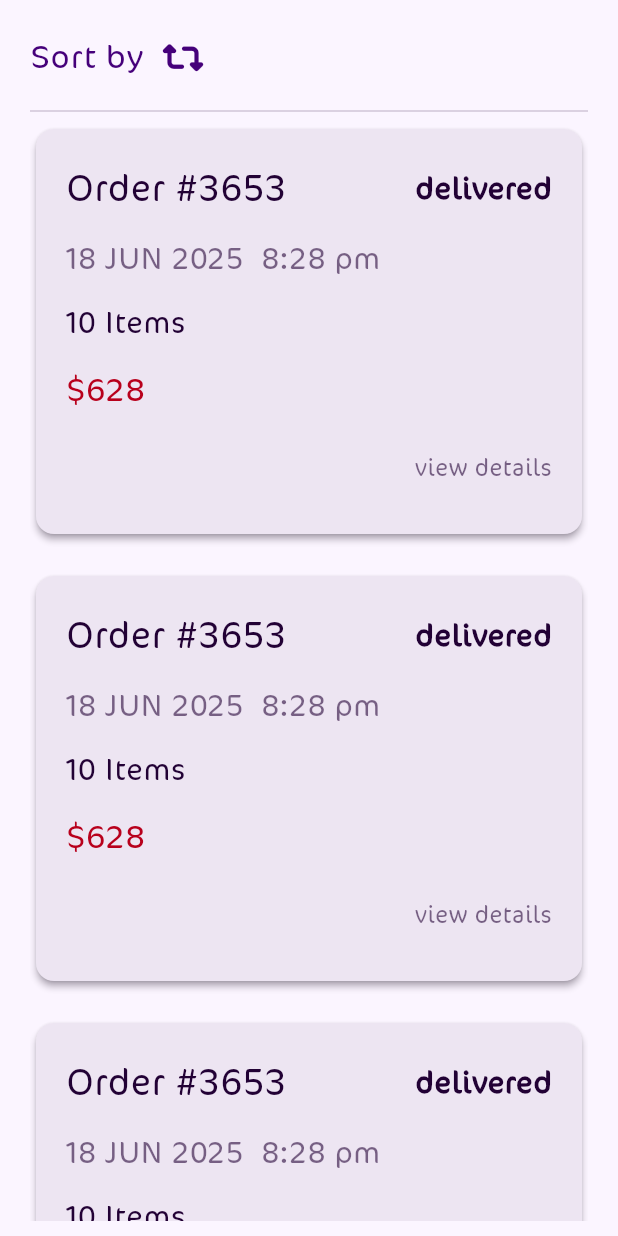
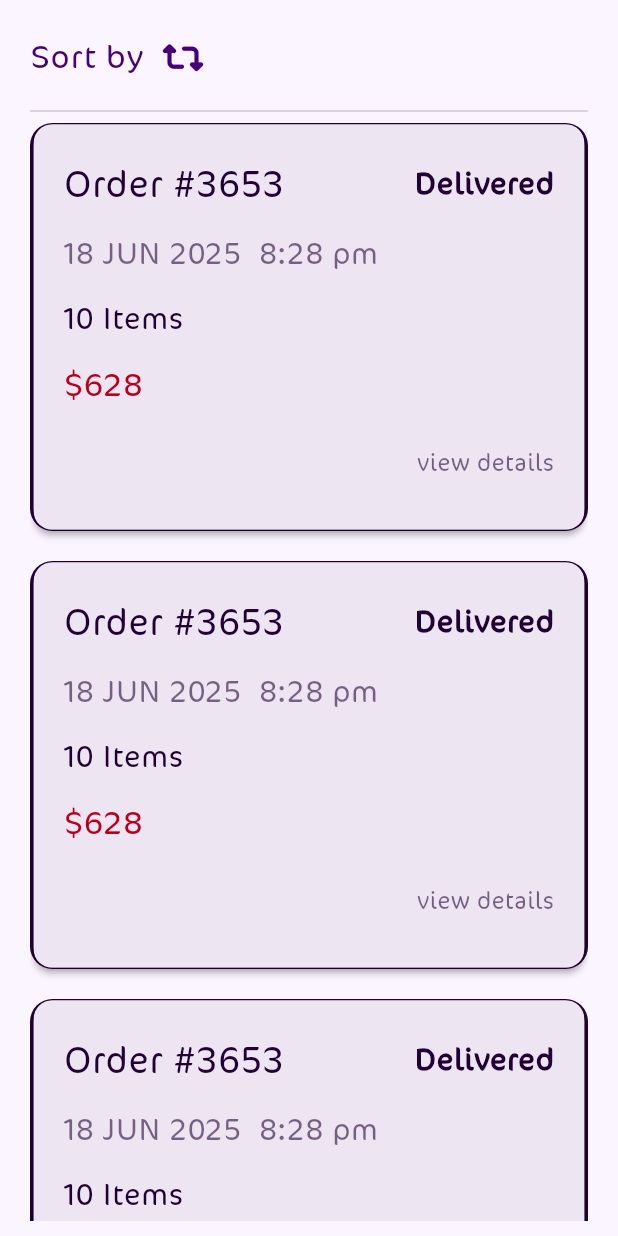
Before and after one commit to Tima-Dawwa/RecoMindSystem, a Flutter app: the OrdersPage screen opened by its route, on a phone screen of 412 x 824 dp. Run offline on Flutter 3.47's test engine with Material 3 defaults, Android fonts, the phone set to English and light mode, and no system bars; our stand-ins replace carousel_slider, country_code_picker, dartz, dio, file_picker, flutter_bloc and 7 more; accounts and stored records are empty.

Commit message:
fix in orders page

```diff
--- a/recomindweb/lib/features/Orders/views/widgets/order_card.dart
+++ b/recomindweb/lib/features/Orders/views/widgets/order_card.dart
@@ -19,10 +19,26 @@ class OrderCard extends StatelessWidget {
   Widget build(BuildContext context) {
     return SizedBox(
       width: double.infinity,
+      child: Container(
+        padding: EdgeInsets.zero,
+        decoration: BoxDecoration(
+          borderRadius: BorderRadius.circular(15),
+          border: Border.symmetric(
+            vertical: BorderSide(
+              color: state == 'Delivered' ? Themes.text : Themes.primary,
+              width: 2.5,
+            ),
+            horizontal: BorderSide(
+              color: state == 'Delivered' ? Themes.text : Themes.primary,
+              width: 1,
+            ),
+          ),
+        ),
         child: Card(
+          margin: EdgeInsets.zero,
           elevation: 2,
           color: Themes.bg,
-        surfaceTintColor: state == 'delivered' ? Themes.text : Themes.primary,
+          surfaceTintColor: state == 'Delivered' ? Themes.text : Themes.primary,
           shadowColor: Themes.text,
           child: Padding(
             padding: const EdgeInsets.all(20),
@@ -43,7 +59,7 @@ class OrderCard extends StatelessWidget {
                         fontSize: 23,
                         fontWeight: FontWeight.bold,
                         color:
-                          state == 'delivered' ? Themes.text : Themes.primary,
+                            state == 'Delivered' ? Themes.text : Themes.primary,
                       ),
                     ),
                   ],
@@ -92,6 +108,7 @@ class OrderCard extends StatelessWidget {
             ),
           ),
         ),
+      ),
     );
   }
 }
--- a/recomindweb/lib/features/Orders/views/widgets/order_details_body.dart
+++ b/recomindweb/lib/features/Orders/views/widgets/order_details_body.dart
@@ -18,14 +18,14 @@ class OrderDetailsBody extends StatelessWidget {
         child: Column(
           children: [
             OrderInfo(
-              state: 'delivered',
+              state: 'Preparing',
               orderNum: '3653',
               price: '1590',
-              items: '26',
+
               desktop: desktop,
             ),
             SizedBox(height: 15),
-            ProductsTable(desktop: desktop),
+            ProductsTable(desktop: desktop,items: '26',),
           ],
         ),
       ),
--- a/recomindweb/lib/features/Orders/views/widgets/orders_page_body.dart
+++ b/recomindweb/lib/features/Orders/views/widgets/orders_page_body.dart
@@ -33,7 +33,7 @@ class OrdersPageBody extends StatelessWidget {
                 itemCount: 10,
                 itemBuilder: (context, index) {
                   return OrderCard(
-                    state: 'Accepted',
+                    state: 'Preparing',
                     orderNum: '3653',
                     price: '628',
                     items: '10',
@@ -50,7 +50,7 @@ class OrdersPageBody extends StatelessWidget {
                   return Padding(
                     padding: const EdgeInsets.only(bottom: 20),
                     child: OrderCard(
-                      state: 'delivered',
+                      state: 'Delivered',
                       orderNum: '3653',
                       price: '628',
                       items: '10',
--- a/recomindweb/lib/features/Orders/views/widgets/products_table.dart
+++ b/recomindweb/lib/features/Orders/views/widgets/products_table.dart
@@ -3,8 +3,10 @@ import 'package:recomindweb/core/theme.dart';
 import 'package:recomindweb/features/Orders/views/widgets/row_content.dart';
 
 class ProductsTable extends StatelessWidget {
-  const ProductsTable({super.key, required this.desktop});
+  const ProductsTable({super.key, required this.desktop, required this.items});
   final bool desktop;
+  final String items;
+
   @override
   Widget build(BuildContext context) {
     return Center(
@@ -30,7 +32,7 @@ class ProductsTable extends StatelessWidget {
             showFirstLastButtons: true,
             rowsPerPage: 3,
             header: Text(
-              "Products",
+              "$items Products",
               style: TextStyle(fontSize: desktop ? 25 : 22, color: Themes.text),
             ),
             arrowHeadColor: Themes.primary,
```
Also changed, not shown: recomindweb/lib/features/Orders/views/widgets/order_info.dart (+27 -14 lines), dashboard/lib/features/Orders/view/orders_page.dart (added). Lines whose indentation alone changed are shown as unchanged.
